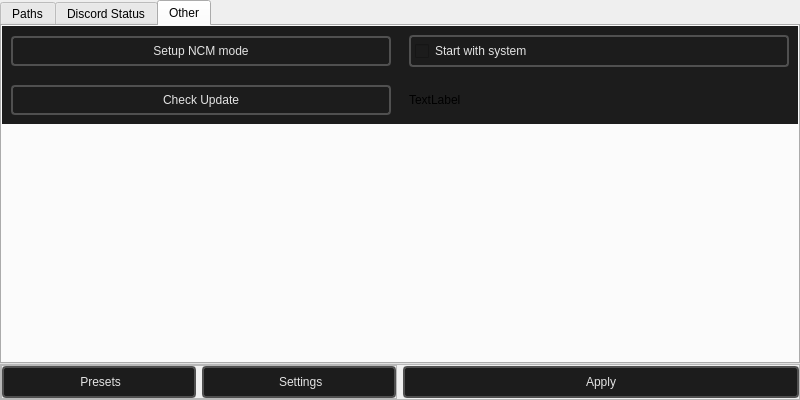
First picture: the form in preferences.ui, repository dertwist/Hammer5Tools, before the edit.
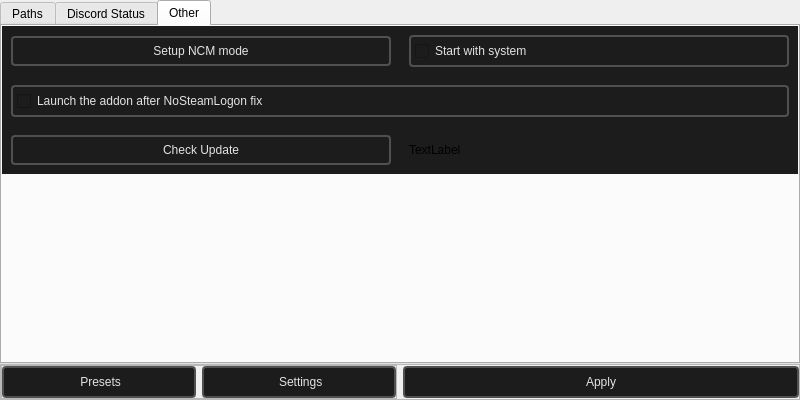
Second picture: the form after the edit. Icons and pictures are not drawn.

Commit message: Nosteam logon update

```diff
--- a/preferences.ui
+++ b/preferences.ui
@@ -1031,6 +1031,88 @@
          </layout>
         </widget>
        </item>
+       <item>
+        <widget class="QFrame" name="frame_17">
+         <property name="styleSheet">
+          <string notr="true">background-color: #1C1C1C;</string>
+         </property>
+         <property name="frameShape">
+          <enum>QFrame::NoFrame</enum>
+         </property>
+         <property name="frameShadow">
+          <enum>QFrame::Raised</enum>
+         </property>
+         <layout class="QHBoxLayout" name="horizontalLayout_18">
+          <property name="spacing">
+           <number>18</number>
+          </property>
+          <property name="leftMargin">
+           <number>9</number>
+          </property>
+          <property name="topMargin">
+           <number>9</number>
+          </property>
+          <property name="rightMargin">
+           <number>9</number>
+          </property>
+          <property name="bottomMargin">
+           <number>9</number>
+          </property>
+          <item>
+           <widget class="QCheckBox" name="launch_addon_after_nosteamlogon_fix">
+            <property name="enabled">
+             <bool>true</bool>
+            </property>
+            <property name="minimumSize">
+             <size>
+              <width>96</width>
+              <height>32</height>
+             </size>
+            </property>
+            <property name="layoutDirection">
+             <enum>Qt::LeftToRight</enum>
+            </property>
+            <property name="styleSheet">
+             <string notr="true">QCheckBox {
+    font: 580 10pt &quot;Segoe UI&quot;;
+    border: 2px solid black;
+    border-radius: 4px;
+    border-color: rgba(80, 80, 80, 255);
+    height:18px;
+    padding-top: 2px;
+    padding-bottom:2px;
+    color: #E3E3E3;
+    background-color: #1C1C1C;
+    padding-left: 4px;
+}
+
+QCheckBox::indicator:unchecked {
+    image: url(://icons/check_box_outline_blank_16dp_9D9D9D_FILL0_wght400_GRAD0_opsz20.svg);
+}
+
+QCheckBox::indicator:checked {
+    image: url(://icons/select_check_box_16dp_9D9D9D_FILL0_wght400_GRAD0_opsz20.svg);
+}
+
+/* -------------------------- */
+
+
+QCheckBox:hover {
+    background-color: #414956;
+    color: white;
+}</string>
+            </property>
+            <property name="text">
+             <string>Launch the addon after NoSteamLogon fix</string>
+            </property>
+            <property name="tristate">
+             <bool>false</bool>
+            </property>
+           </widget>
+          </item>
+         </layout>
+        </widget>
+       </item>
        <item>
         <widget class="QFrame" name="frame_15">
          <property name="styleSheet">
```
The commit also changes 5 other files.
